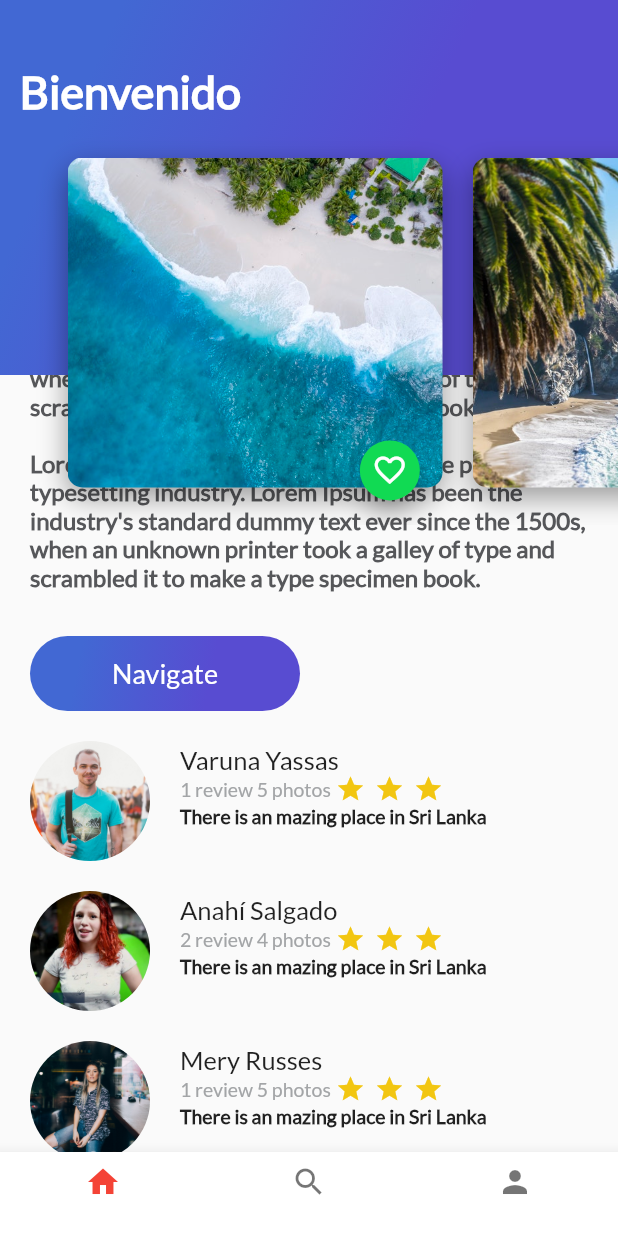
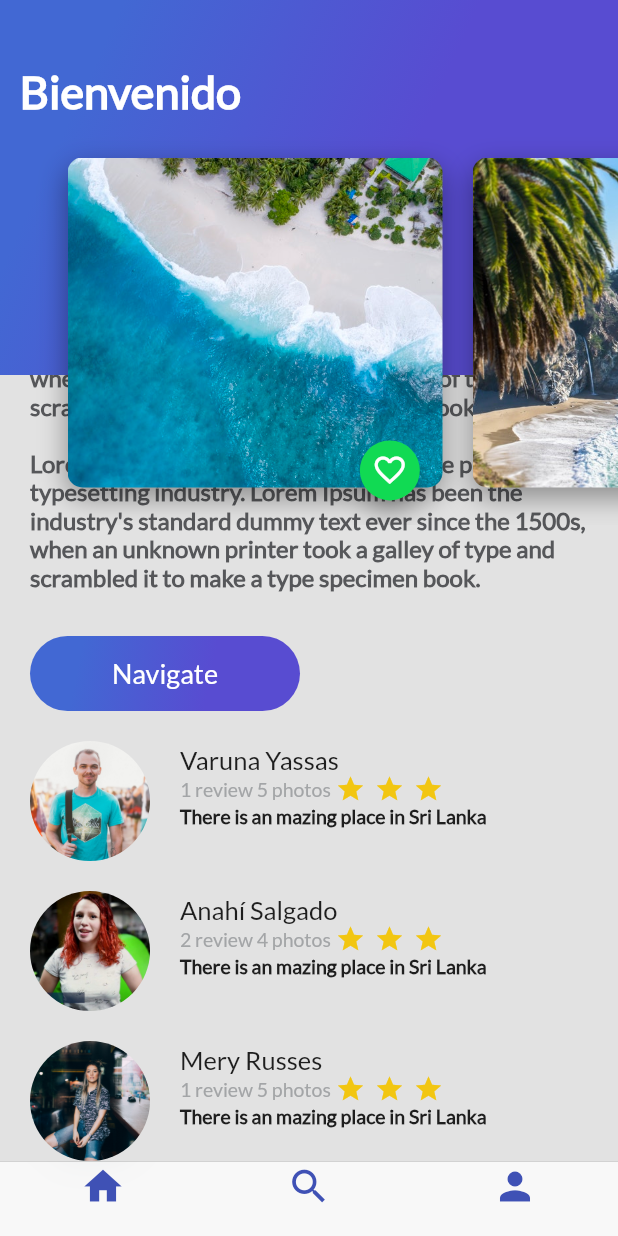
Before and after one commit to jjguitar/PlatziTrips, a Flutter app: the screen it shows after launch, scrolled down 191 dp, on a phone screen of 412 x 824 dp. Run offline on Flutter 3.47's test engine with Material 2 defaults, Android fonts, the phone set to English and light mode, and no system bars.

Commit message:
cupertino icons

```diff
--- a/lib/main.dart
+++ b/lib/main.dart
@@ -1,5 +1,6 @@
 import 'package:flutter/material.dart';
 import 'platzi_trips.dart';
+import 'platzi_trips_cupertino.dart';
 
 void main() => runApp(MyApp());
 
@@ -13,7 +14,8 @@ class MyApp extends StatelessWidget {
         primarySwatch: Colors.red,
         secondaryHeaderColor: Colors.blue,
       ),
-      home: PlatziTrips()
+      //home: PlatziTrips()
+      home: PlatziTripsCupertino(),
     );
   }
 }
--- /dev/null
+++ b/lib/platzi_trips_cupertino.dart
@@ -0,0 +1,59 @@
+import 'package:flutter/material.dart';
+import 'package:flutter/cupertino.dart';
+import 'package:flutter_app/home_trips.dart';
+import 'package:flutter_app/profile_trips.dart';
+import 'package:flutter_app/search_trips.dart';
+
+class PlatziTripsCupertino extends StatelessWidget {
+  @override
+  Widget build(BuildContext context) {
+    // TODO: implement build
+    return Scaffold(
+      bottomNavigationBar: CupertinoTabScaffold(
+          tabBar: CupertinoTabBar(
+              items: [
+                BottomNavigationBarItem(
+                    icon: Icon(Icons.home,
+                    color: Colors.indigo,
+                    ),
+                  title: Text("")
+                ),
+                BottomNavigationBarItem(
+                  icon: Icon(Icons.search,
+                  color: Colors.indigo,
+                  ),
+                  title: Text("")
+                ),
+                BottomNavigationBarItem(
+                  icon: Icon(Icons.person,
+                  color: Colors.indigo,
+                  ),
+                  title: Text("")
+                )
+              ]
+          ),
+        tabBuilder: (BuildContext context, int index) {
+          switch (index) {
+            case 0:
+              return CupertinoTabView(
+                builder: (BuildContext context) => HomeTrips(),
+              );
+              break;
+            case 1:
+              return CupertinoTabView(
+                builder: (BuildContext context) => SearchTrips(),
+              );
+              break;
+            case 2:
+              return CupertinoTabView(
+                builder: (BuildContext context) => ProfileTrips(),
+              );
+              break;
+
+          }
+        },
+      ),
+    );
+  }
+
+}
```
